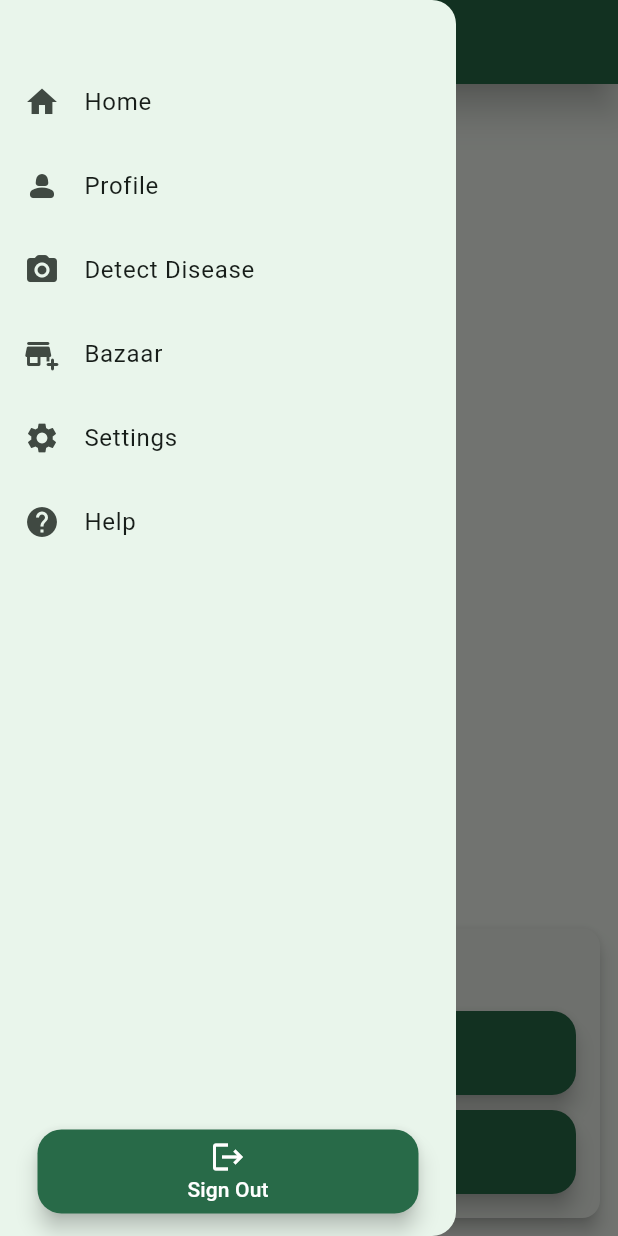
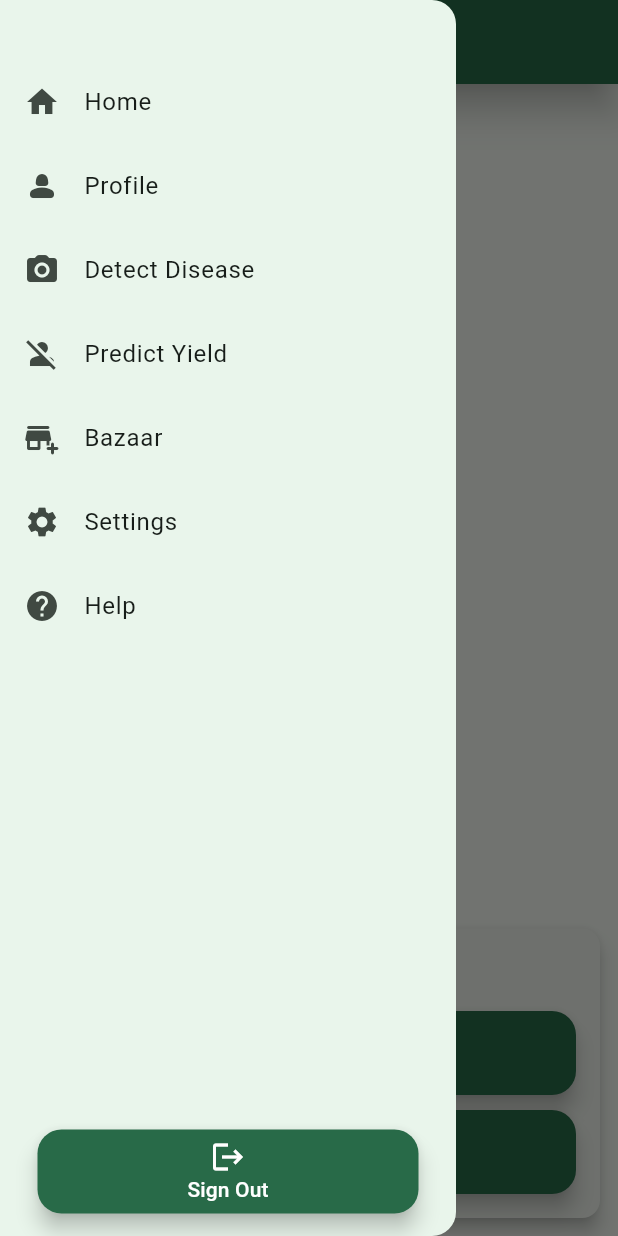
Before and after one commit to LakshyaSharma207/KrishiSankalp-gdsc-solutions, a Flutter app: the screen it shows once a user with an empty profile is signed in, with the side drawer open, on a phone screen of 412 x 824 dp. Run offline on Flutter 3.47's test engine with Material 3 defaults, Android fonts, the light colour scheme and no system bars; our stand-ins replace cloud_firestore, firebase_auth, firebase_core, google_sign_in, image_picker; missing offline and left inert: tflite_flutter, tflite_flutter_helper; accounts and stored records are empty; generated files the repository leaves out were written again.

Commit message:
updated files

```diff
--- a/krishi_sankalp/lib/pages/export.dart
+++ b/krishi_sankalp/lib/pages/export.dart
@@ -8,3 +8,4 @@ export 'profile/update_profile/update_profile.dart';
 export 'home_page/scan/scan.dart';
 export 'disease_detect/detection_page/detection_page.dart';
 export 'disease_detect/detection_page/information.dart';
+export 'crop_prediction/crop_prediction.dart';
--- a/krishi_sankalp/lib/pages/home_page/crop_diseases/disease_card.dart
+++ b/krishi_sankalp/lib/pages/home_page/crop_diseases/disease_card.dart
@@ -59,7 +59,7 @@ class DiseaseCard extends StatelessWidget {
             ),
             const SizedBox(height: 8),
             Text(
-              data['treatment'] != null ? 'Use ${data['treatment']}' : 'Information not available',
+              data['treatment'] != null ? '${data['treatment']}' : 'Information not available',
               style: const TextStyle(
                 fontSize: 16,
               ),
--- a/krishi_sankalp/lib/pages/sidebar/sidebar.dart
+++ b/krishi_sankalp/lib/pages/sidebar/sidebar.dart
@@ -31,6 +31,7 @@ class _NavigationSidebarState extends State<NavigationSidebar> {
           buildListTile(context, Icons.home, 'Home', HomePage()),
           buildListTile(context, Icons.person_2_rounded, 'Profile', const Profile()),
           buildListTile(context, Icons.photo_camera_rounded, 'Detect Disease', const DiseaseDetect()),
+          buildListTile(context, Icons.person_off, 'Predict Yield', const CropPrediction()),
           buildListTile(context, Icons.add_business_rounded, 'Bazaar', const Marketplace()),
           buildListTile(context, Icons.settings, 'Settings', const Placeholder()),
           buildListTile(context, Icons.help_outlined, 'Help', const Placeholder()),
```
